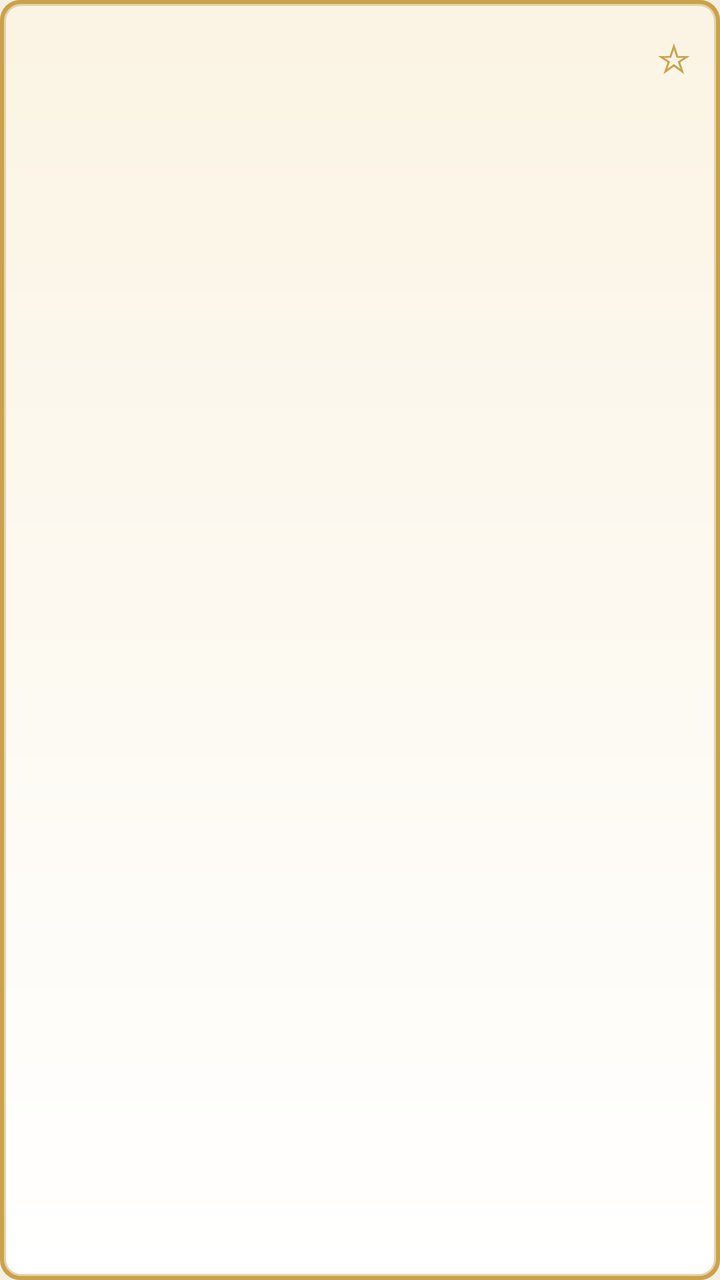
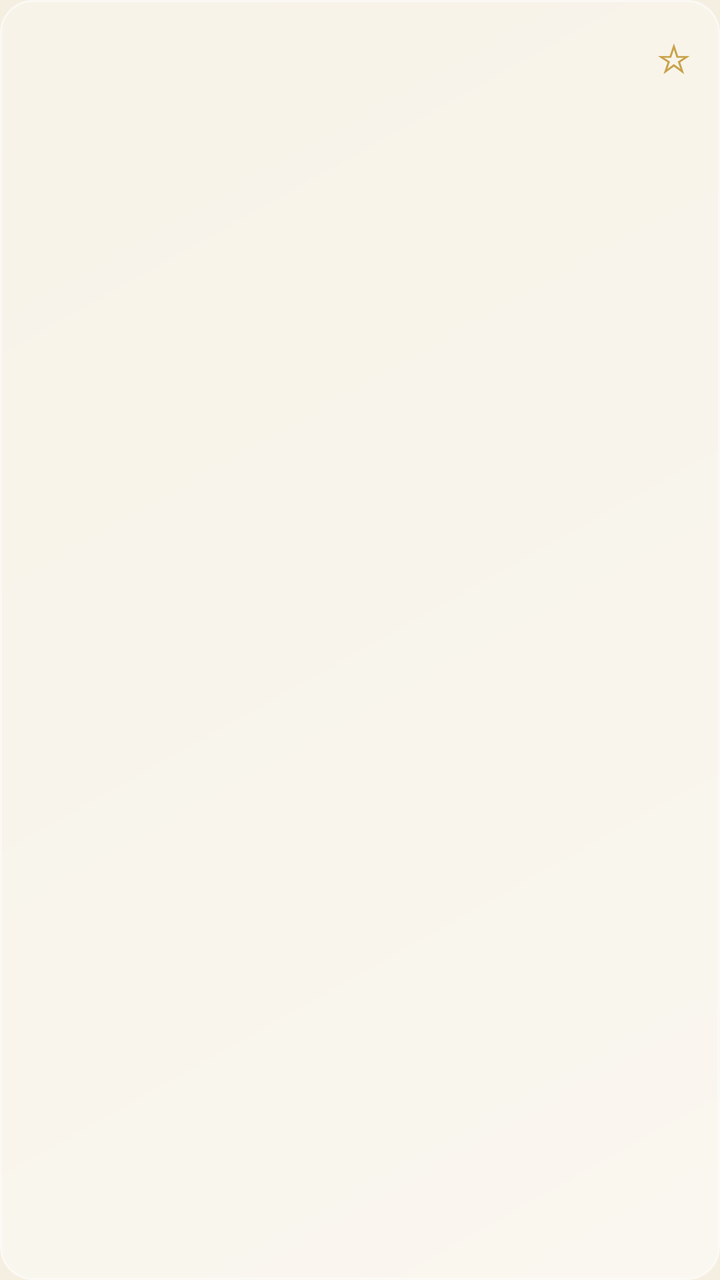

Compare the two renders of this Android layout. The source of the first and the diff that turns it into the second are given below.
<!-- AndroidManifest.xml: application theme Theme.Poetry -->
<!-- res/layout/item_poem.xml -->
<?xml version="1.0" encoding="utf-8"?>
<LinearLayout xmlns:android="http://schemas.android.com/apk/res/android"
    android:layout_width="match_parent"
    android:layout_height="wrap_content"
    android:orientation="vertical"
    android:background="@drawable/bg_card"
    android:padding="14dp"
    android:layout_marginHorizontal="12dp"
    android:layout_marginVertical="6dp">

    <LinearLayout
        android:layout_width="match_parent"
        android:layout_height="wrap_content"
        android:orientation="horizontal"
        android:gravity="center_vertical">

        <TextView
            android:id="@+id/itemTitle"
            android:layout_width="0dp"
            android:layout_height="wrap_content"
            android:layout_weight="1"
            android:textSize="17sp"
            android:textStyle="bold"
            android:textColor="@color/ink"
            android:maxLines="1"
            android:ellipsize="end" />

        <TextView
            android:id="@+id/itemFav"
            android:layout_width="wrap_content"
            android:layout_height="wrap_content"
            android:text="☆"
            android:textSize="20sp"
            android:textColor="@color/gold"
            android:paddingStart="10dp"
            android:paddingBottom="4dp" />
    </LinearLayout>

    <TextView
        android:id="@+id/itemAuthor"
        android:layout_width="wrap_content"
        android:layout_height="wrap_content"
        android:layout_marginTop="4dp"
        android:textSize="13sp"
        android:textColor="@color/qingdai" />

    <TextView
        android:id="@+id/itemPreview"
        android:layout_width="match_parent"
        android:layout_height="wrap_content"
        android:layout_marginTop="8dp"
        android:textSize="14sp"
        android:textColor="@color/ink_soft"
        android:lineSpacingExtra="4dp"
        android:maxLines="2"
        android:ellipsize="end" />
</LinearLayout>
<!-- resources referenced by this layout -->
<resources>
  <color name="gold">#C9A24B</color>
  <color name="ink">#2E3A40</color>
  <color name="ink_soft">#5A6670</color>
  <color name="qingdai">#3B5B66</color>
  <!-- drawable bg_card (drawable) -->
  <?xml version="1.0" encoding="utf-8"?>
  <layer-list xmlns:android="http://schemas.android.com/apk/res/android">
      
      <item>
          <shape>
              <solid android:color="#C9A24B" />
              <corners android:radius="10dp" />
          </shape>
      </item>
      
      <item android:left="2dp" android:top="2dp" android:right="2dp" android:bottom="2dp">
          <shape>
              <gradient
                  android:startColor="#FFFFFF"
                  android:endColor="#FBF4E4"
                  android:angle="90"
                  android:type="linear" />
              <corners android:radius="8dp" />
              <stroke android:width="1dp" android:color="#E6D3A8" />
          </shape>
      </item>
  </layer-list>
  <style name="Theme.Poetry" parent="Theme.Material3.Light.NoActionBar">
          <item name="colorPrimary">@color/cinnabar</item>
          <item name="colorOnPrimary">@color/white</item>
          <item name="colorPrimaryContainer">@color/cinnabar_light</item>
          <item name="colorSecondary">@color/qingdai</item>
          <item name="colorOnSecondary">@color/white</item>
          <item name="colorSurface">@color/paper</item>
          <item name="android:colorBackground">@color/paper</item>
          <item name="android:statusBarColor">@color/qingdai</item>
          <item name="android:navigationBarColor">@color/qingdai</item>
      </style>
  <color name="cinnabar">#B23A2E</color>
  <color name="white">#FFFFFF</color>
  <color name="cinnabar_light">#D4674F</color>
  <color name="paper">#F5EFE1</color>
</resources>

<!-- the commit's change to res/layout/item_poem.xml (unified diff, before → after) -->
@@ -3,7 +3,8 @@
     android:layout_width="match_parent"
     android:layout_height="wrap_content"
     android:orientation="vertical"
-    android:background="@drawable/bg_card"
+    android:background="@drawable/bg_glass_card"
+    android:elevation="3dp"
     android:padding="14dp"
     android:layout_marginHorizontal="12dp"
     android:layout_marginVertical="6dp">
<!-- resource entries referenced after the edit -->
@@ -4,29 +4,20 @@
   <color name="ink">#2E3A40</color>
   <color name="ink_soft">#5A6670</color>
   <color name="qingdai">#3B5B66</color>
-  <!-- drawable bg_card (drawable) -->
+  <!-- drawable bg_glass_card (drawable) -->
   <?xml version="1.0" encoding="utf-8"?>
-  <layer-list xmlns:android="http://schemas.android.com/apk/res/android">
-      
-      <item>
-          <shape>
-              <solid android:color="#C9A24B" />
-              <corners android:radius="10dp" />
-          </shape>
-      </item>
-      
-      <item android:left="2dp" android:top="2dp" android:right="2dp" android:bottom="2dp">
-          <shape>
-              <gradient
-                  android:startColor="#FFFFFF"
-                  android:endColor="#FBF4E4"
-                  android:angle="90"
-                  android:type="linear" />
-              <corners android:radius="8dp" />
-              <stroke android:width="1dp" android:color="#E6D3A8" />
-          </shape>
-      </item>
-  </layer-list>
+  <shape xmlns:android="http://schemas.android.com/apk/res/android">
+      <gradient
+          android:startColor="#80FFFFFF"
+          android:centerColor="#59FFFFFF"
+          android:endColor="#40FFFFFF"
+          android:angle="135"
+          android:type="linear" />
+      <corners android:radius="16dp" />
+      <stroke
+          android:width="1dp"
+          android:color="#99FFFFFF" />
+  </shape>
   <style name="Theme.Poetry" parent="Theme.Material3.Light.NoActionBar">
           <item name="colorPrimary">@color/cinnabar</item>
           <item name="colorOnPrimary">@color/white</item>
